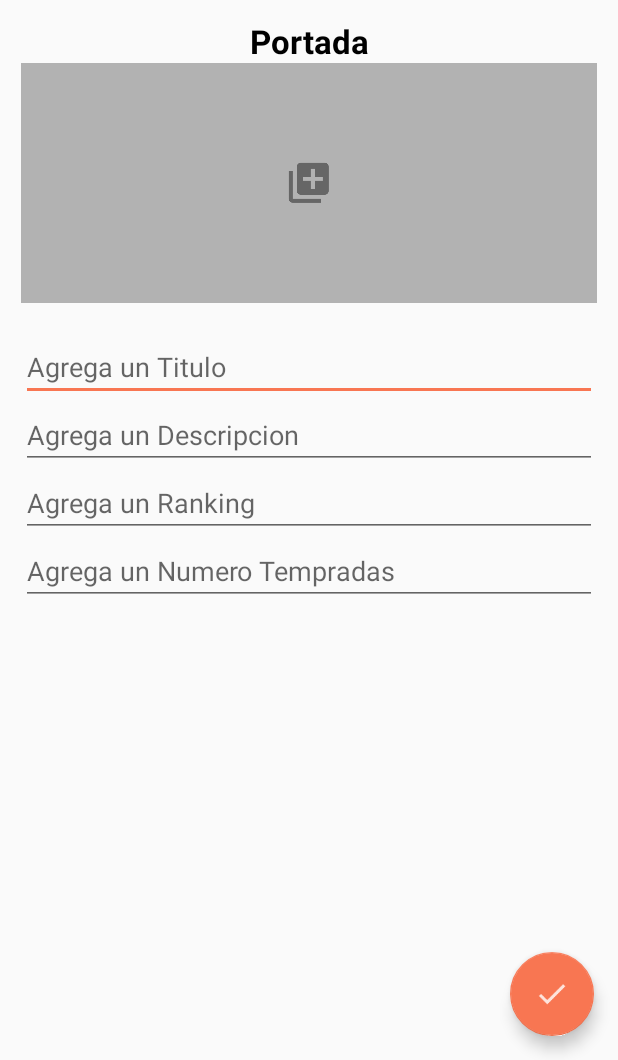
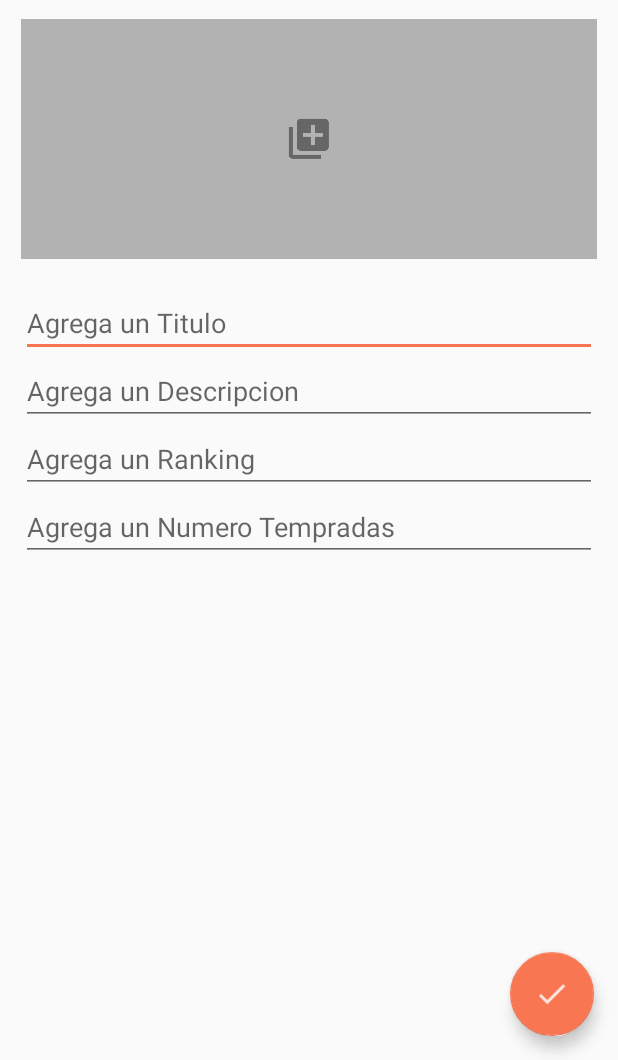
Before and after one commit to ArmandoS98/MangaSoAdd, an Android app: the screen it shows after launch once a user with an empty profile is signed in (MainActivity), on a phone screen of 412 x 824 dp, the part 176-1236 px from its top. Run offline under Robolectric (Android 15) with nearby library versions, the phone set to English and light mode, and no system bars; our stand-ins replace CircleImageView, Firebase (no records; nobody signed in at launch, a user with empty details on screens opened directly).

Commit message:
Correcion de Errores

```diff
--- a/app/src/main/res/layout/content_main.xml
+++ b/app/src/main/res/layout/content_main.xml
@@ -17,7 +17,6 @@
 
     <TextView
         android:id="@+id/tv_nombre"
-        android:layout_below="@+id/img_user"
         android:layout_width="286dp"
         android:layout_height="wrap_content"
         android:layout_alignParentEnd="true"
@@ -28,22 +27,10 @@
         android:textStyle="bold"
         android:layout_alignParentRight="true" />
 
-    <TextView
-        android:id="@+id/tv_portada"
-
+    <ImageButton
+        android:id="@+id/btn_portada"
         android:layout_marginTop="10dp"
         android:layout_below="@+id/img_user"
-        android:layout_width="match_parent"
-        android:layout_height="wrap_content"
-        android:text="Portada"
-        android:textAlignment="center"
-        android:textSize="22sp"
-        android:textStyle="bold"
-        android:textColor="#000"/>
-
-    <ImageButton
-        android:id="@+id/btn_portada"
-        android:layout_below="@+id/tv_portada"
         android:layout_width="match_parent"
         android:src="@drawable/ic_add_image"
         android:textSize="40sp"
```
